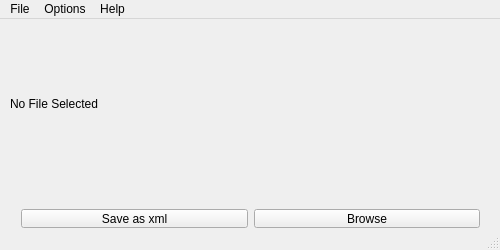
This is mainwindow.ui in eniac111/DeltaProXmlGen as Qt 5 draws it before an edit. The edited form follows.
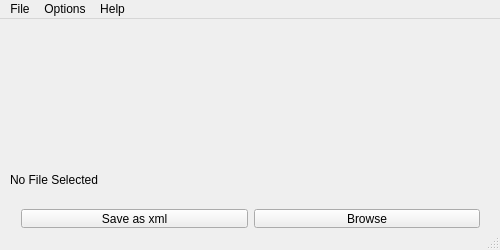
This is the edited form.

Diff of the .ui file:
```diff
--- a/mainwindow.ui
+++ b/mainwindow.ui
@@ -47,9 +47,9 @@
     <property name="geometry">
      <rect>
       <x>10</x>
-      <y>40</y>
+      <y>150</y>
       <width>469</width>
-      <height>89</height>
+      <height>21</height>
      </rect>
     </property>
     <property name="text">
```
Left out of the diff: 13 changed lines with no effect on the pictures.
